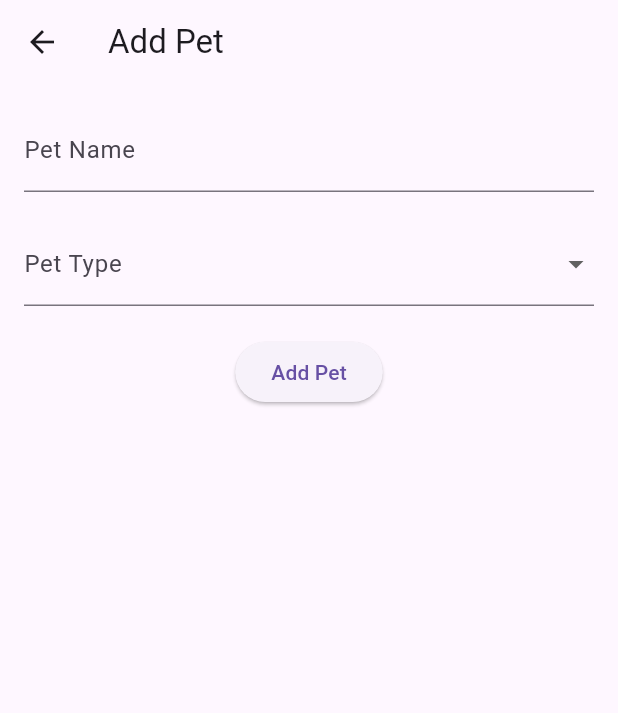
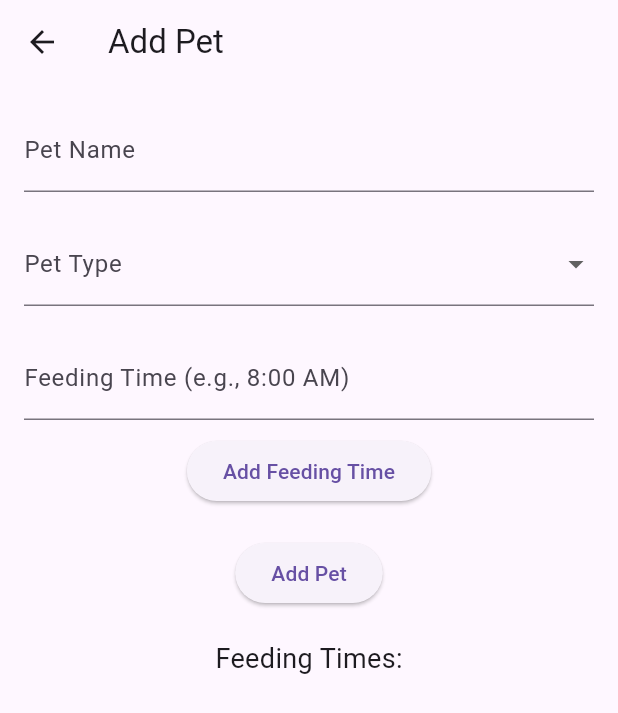
Before and after one commit to anguyen221/PawCare, a Flutter app: the AddPetScreen screen opened by its route, on a phone screen of 412 x 824 dp. Shown: the top 713 px of the screen. Run offline on Flutter 3.47's test engine with Material 3 defaults, Android fonts, the phone set to English and light mode, and no system bars; our stand-ins replace cloud_firestore, firebase_auth, firebase_core; accounts and stored records are empty.

Commit message:
Added feeding schedule feature

```diff
--- a/lib/add_pet_screen.dart
+++ b/lib/add_pet_screen.dart
@@ -14,9 +14,11 @@ class AddPetScreen extends StatefulWidget {
 class _AddPetScreenState extends State<AddPetScreen> {
   final _petNameController = TextEditingController();
   String? _selectedPetType;
+  final _feedingTimeController = TextEditingController();
   final _formKey = GlobalKey<FormState>();
 
   final List<String> petTypes = ['Bunny', 'Hamster', 'Dog', 'Cat'];
+  final List<String> feedingTimes = [];
 
   Future<void> _addPet() async {
     if (_formKey.currentState?.validate() ?? false) {
@@ -32,6 +34,7 @@ class _AddPetScreenState extends State<AddPetScreen> {
         await petRef.set({
           'name': _petNameController.text,
           'type': _selectedPetType,
+          'feedingSchedule': feedingTimes,
           'createdAt': FieldValue.serverTimestamp(),
         });
 
@@ -39,6 +42,15 @@ class _AddPetScreenState extends State<AddPetScreen> {
 
         Navigator.pop(context);
       }
+    }
+  }
+
+  void _addFeedingTime() {
+    if (_feedingTimeController.text.isNotEmpty) {
+      setState(() {
+        feedingTimes.add(_feedingTimeController.text);
+        _feedingTimeController.clear();
+      });
     }
   }
 
@@ -85,9 +97,34 @@ class _AddPetScreenState extends State<AddPetScreen> {
                 },
               ),
               SizedBox(height: 20),
+              TextFormField(
+                controller: _feedingTimeController,
+                decoration: InputDecoration(labelText: 'Feeding Time (e.g., 8:00 AM)'),
+              ),
+              SizedBox(height: 10),
+              ElevatedButton(
+                onPressed: _addFeedingTime,
+                child: Text('Add Feeding Time'),
+              ),
+              SizedBox(height: 20),
               ElevatedButton(
                 onPressed: _addPet,
                 child: Text('Add Pet'),
+              ),
+              SizedBox(height: 20),
+              Text(
+                'Feeding Times:',
+                style: TextStyle(fontSize: 18),
+              ),
+              Expanded(
+                child: ListView.builder(
+                  itemCount: feedingTimes.length,
+                  itemBuilder: (context, index) {
+                    return ListTile(
+                      title: Text(feedingTimes[index]),
+                    );
+                  },
+                ),
               ),
             ],
           ),
--- a/lib/pet_details_screen.dart
+++ b/lib/pet_details_screen.dart
@@ -38,6 +38,7 @@ class PetDetailScreen extends StatelessWidget {
           final petName = petData['name'];
           final petType = petData['type'];
           final petCreatedAt = petData['createdAt'].toDate();
+          final petFeedingSchedule = List<String>.from(petData['feedingSchedule'] ?? []);
 
           return Padding(
             padding: const EdgeInsets.all(16.0),
@@ -58,6 +59,17 @@ class PetDetailScreen extends StatelessWidget {
                   'Added on: ${petCreatedAt.toLocal()}',
                   style: TextStyle(fontSize: 16),
                 ),
+                SizedBox(height: 20),
+                Text(
+                  'Feeding Schedule:',
+                  style: TextStyle(fontSize: 18),
+                ),
+                ...petFeedingSchedule.map((time) {
+                  return Text(
+                    time,
+                    style: TextStyle(fontSize: 16),
+                  );
+                }),
               ],
             ),
           );
```
